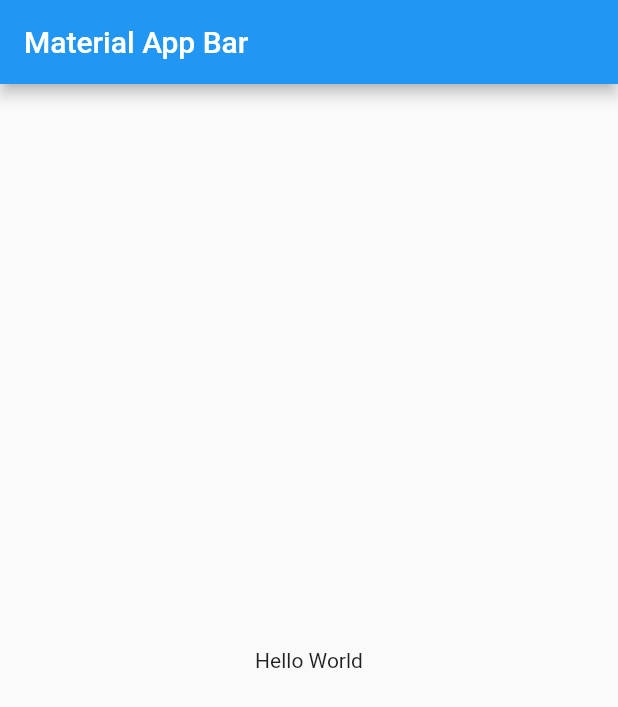
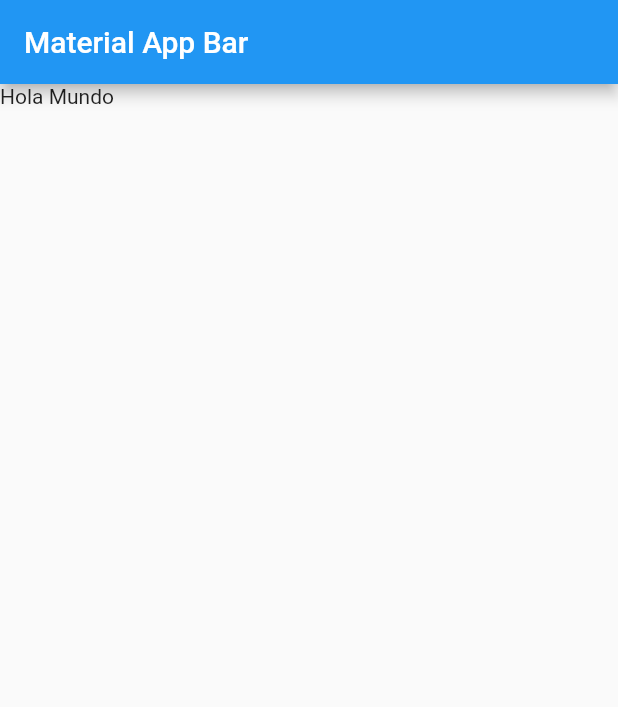
Before and after one commit to CarlosApala/Clean_Arquitecture, a Flutter app: the screen it shows after launch, on a phone screen of 412 x 824 dp. Shown: the top 707 px of the screen. Run offline on Flutter 3.47's test engine with Material 2 defaults, Android fonts, the phone set to English and light mode, and no system bars; our stand-ins replace bloc, equatable.

Commit message:
añadiendo mas archivos faltantes

```diff
--- /dev/null
+++ b/lib/feactures/numberTrivia/data/data.dart
@@ -0,0 +1,3 @@
+export 'package:arreglo/feactures/numberTrivia/data/dataSources/data_sources.dart';
+export 'package:arreglo/feactures/numberTrivia/data/models/models.dart';
+export 'package:arreglo/feactures/numberTrivia/domain/domain.dart';
--- /dev/null
+++ b/lib/feactures/numberTrivia/data/dataSources/data_sources.dart
@@ -0,0 +1 @@
+class DataSources {}
--- /dev/null
+++ b/lib/feactures/numberTrivia/data/models/models.dart
@@ -0,0 +1 @@
+class Models {}
--- /dev/null
+++ b/lib/feactures/numberTrivia/data/repositories/repositories.dart
@@ -0,0 +1 @@
+class Repositories {}
--- /dev/null
+++ b/lib/feactures/numberTrivia/domain/domain.dart
@@ -0,0 +1,3 @@
+export 'package:arreglo/feactures/numberTrivia/domain/entities/entities.dart';
+export 'package:arreglo/feactures/numberTrivia/domain/repositories/repositories.dart';
+export 'package:arreglo/feactures/numberTrivia/domain/useCases/useCases.dart';
--- /dev/null
+++ b/lib/feactures/numberTrivia/domain/entities/entities.dart
@@ -0,0 +1 @@
+class Entities {}
--- /dev/null
+++ b/lib/feactures/numberTrivia/domain/repositories/repositories.dart
@@ -0,0 +1 @@
+class Repositories {}
--- /dev/null
+++ b/lib/feactures/numberTrivia/domain/useCases/useCases.dart
@@ -0,0 +1 @@
+class UseCases {}
--- /dev/null
+++ b/lib/feactures/numberTrivia/presentation/bloc/bloc.dart
@@ -0,0 +1 @@
+export 'package:arreglo/feactures/numberTrivia/presentation/bloc/trivia_number/trivia_number_bloc.dart';
--- /dev/null
+++ b/lib/feactures/numberTrivia/presentation/pages/home.dart
@@ -0,0 +1,12 @@
+import 'package:flutter/material.dart';
+
+class Home extends StatelessWidget {
+  const Home({Key? key}) : super(key: key);
+
+  @override
+  Widget build(BuildContext context) {
+    return Container(
+      child: Text("Hola Mundo"),
+    );
+  }
+}
--- /dev/null
+++ b/lib/feactures/numberTrivia/presentation/pages/pages.dart
@@ -0,0 +1 @@
+export 'package:arreglo/feactures/numberTrivia/presentation/pages/home.dart';
--- /dev/null
+++ b/lib/feactures/numberTrivia/presentation/widgets/widgets.dart
@@ -0,0 +1 @@
+export 'package:flutter/material.dart';
--- a/lib/main.dart
+++ b/lib/main.dart
@@ -1,3 +1,4 @@
+import 'package:arreglo/feactures/numberTrivia/presentation/pages/home.dart';
 import 'package:flutter/material.dart';
 
 void main() => runApp(const MyApp());
@@ -10,13 +11,10 @@ class MyApp extends StatelessWidget {
     return MaterialApp(
       title: 'Material App',
       home: Scaffold(
-        appBar: AppBar(
-          title: const Text('Material App Bar'),
-        ),
-        body: const Center(
-          child: Text('Hello World'),
-        ),
-      ),
+          appBar: AppBar(
+            title: const Text('Material App Bar'),
+          ),
+          body: Home()),
     );
   }
 }
```
Also changed, not shown: lib/feactures/numberTrivia/presentation/bloc/trivia_number/trivia_number_bloc.dart (renamed from lib/feactures/numberTrivia/presentation/bloc/trivia_number_bloc.dart), lib/feactures/numberTrivia/presentation/bloc/trivia_number/trivia_number_event.dart (renamed from lib/feactures/numberTrivia/presentation/bloc/trivia_number_event.dart), lib/feactures/numberTrivia/presentation/bloc/trivia_number/trivia_number_state.dart (renamed from lib/feactures/numberTrivia/presentation/bloc/trivia_number_state.dart).
